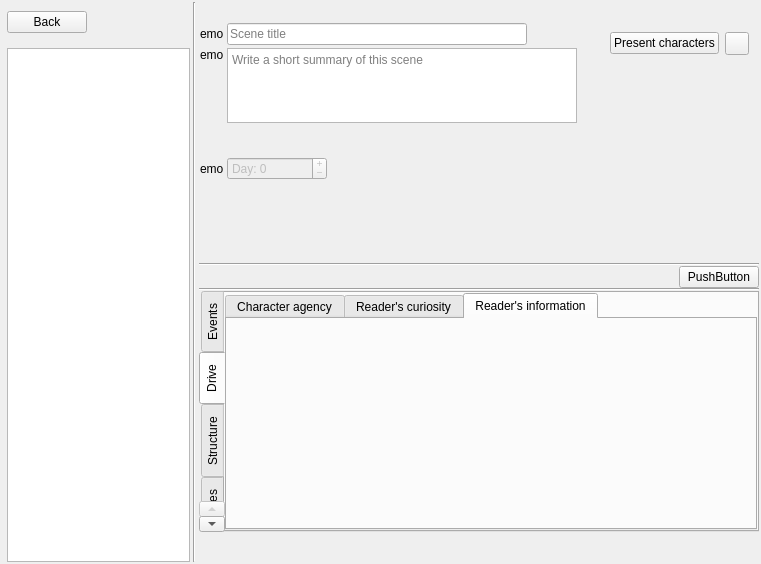
Before: the Qt Designer form ui/scene_editor.ui in zkovari/plotlyst, drawn with Qt 5.
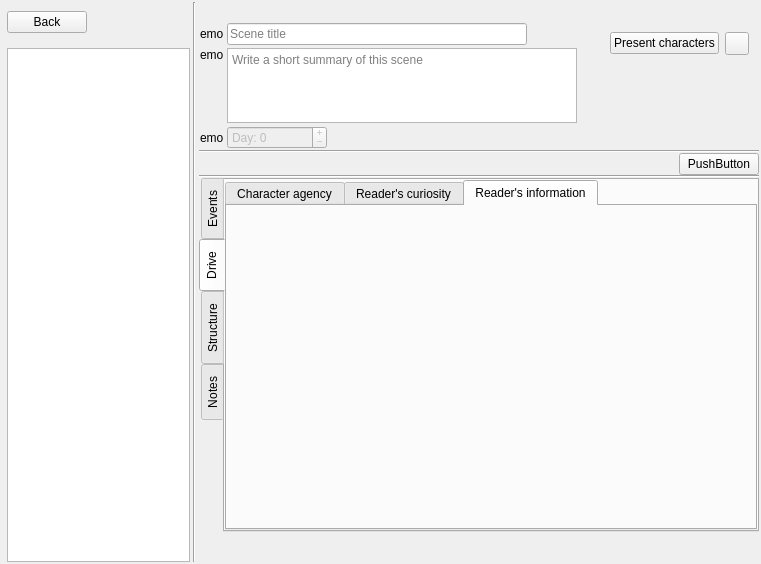
After: the same form once the commit is applied. The open tabs and pages were chosen to show the change. Custom widgets are drawn as their Qt base class.

Commit message: Fix scene editor size policies

What changed in the file:
```diff
--- a/ui/scene_editor.ui
+++ b/ui/scene_editor.ui
@@ -141,6 +141,12 @@
      </item>
      <item>
       <widget class="QWidget" name="wdgTop" native="true">
+       <property name="sizePolicy">
+        <sizepolicy hsizetype="Preferred" vsizetype="Maximum">
+         <horstretch>0</horstretch>
+         <verstretch>0</verstretch>
+        </sizepolicy>
+       </property>
        <layout class="QHBoxLayout" name="horizontalLayout_5">
         <property name="spacing">
          <number>2</number>
@@ -379,7 +385,7 @@
         <item>
          <layout class="QVBoxLayout" name="verticalLayout_12">
           <item alignment="Qt::AlignTop">
-           <widget class="QWidget" name="" native="true">
+           <widget class="QWidget" name="widget" native="true">
             <property name="sizePolicy">
              <sizepolicy hsizetype="Preferred" vsizetype="Maximum">
               <horstretch>0</horstretch>
@@ -453,6 +459,9 @@
             <property name="orientation">
              <enum>Qt::Vertical</enum>
             </property>
+            <property name="sizeType">
+             <enum>QSizePolicy::MinimumExpanding</enum>
+            </property>
             <property name="sizeHint" stdset="0">
              <size>
               <width>20</width>
@@ -602,6 +611,12 @@
             </layout>
            </widget>
            <widget class="QWidget" name="tabDrive">
+            <property name="sizePolicy">
+             <sizepolicy hsizetype="Preferred" vsizetype="Expanding">
+              <horstretch>0</horstretch>
+              <verstretch>0</verstretch>
+             </sizepolicy>
+            </property>
             <property name="relaxed-white-bg" stdset="0">
              <bool>true</bool>
             </property>
@@ -683,6 +698,12 @@
                 </layout>
                </widget>
                <widget class="QWidget" name="tabInformation">
+                <property name="sizePolicy">
+                 <sizepolicy hsizetype="Preferred" vsizetype="Expanding">
+                  <horstretch>0</horstretch>
+                  <verstretch>0</verstretch>
+                 </sizepolicy>
+                </property>
                 <property name="relaxed-white-bg" stdset="0">
                  <bool>true</bool>
                 </property>
```
Left out of the diff: 28 changed lines with no effect on the pictures.
